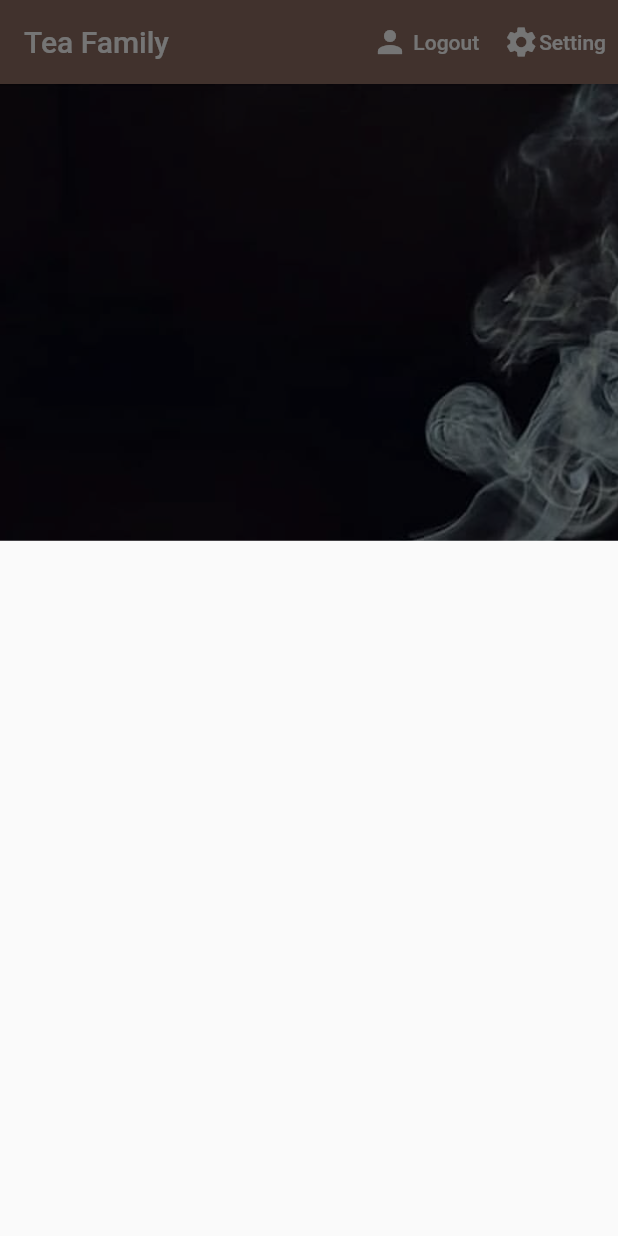
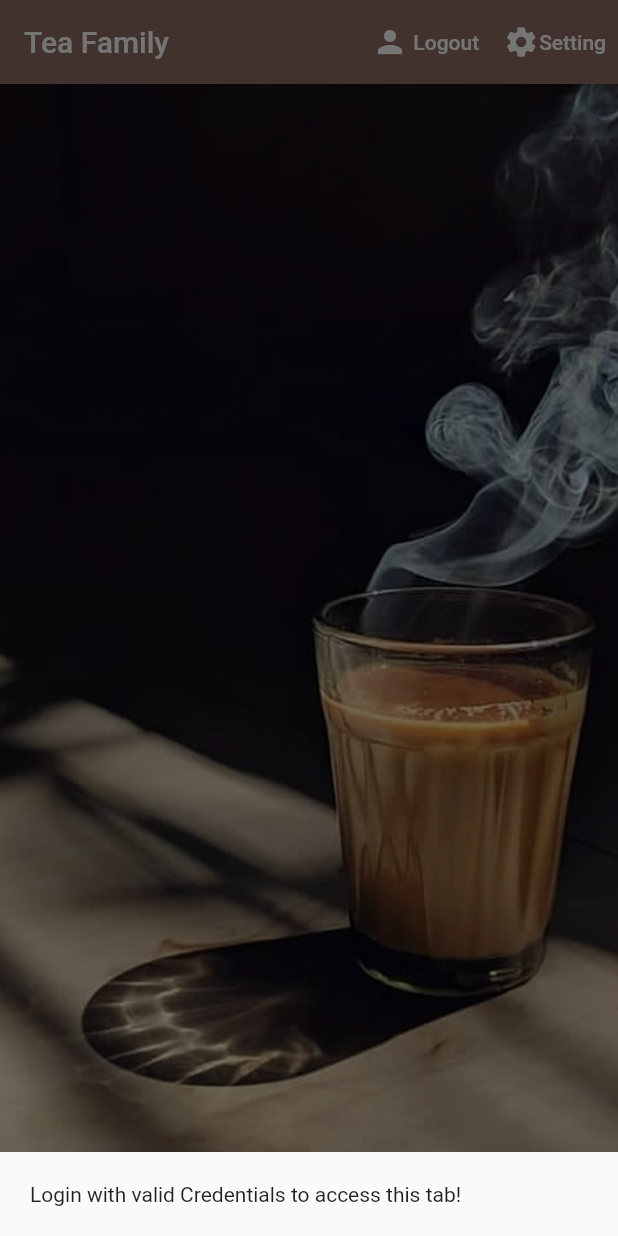
Before and after one commit to Drakunal/brew-crew, a Flutter app: the screen it shows once a user with an empty profile is signed in, after a tap on "Setting", on a phone screen of 412 x 824 dp. Run offline on Flutter 3.47's test engine with Material 2 defaults, Android fonts, the phone set to English and light mode, and no system bars; our stand-ins replace cloud_firestore, firebase_auth, firebase_core, flutter_spinkit; accounts and stored records are empty.

Commit message:
anonymous settings message done

```diff
--- a/lib/screens/home/settings_form.dart
+++ b/lib/screens/home/settings_form.dart
@@ -106,7 +106,9 @@ class _UserSettingsState extends State<UserSettings> {
               ),
             );
           } else {
-            return Container();
+            return Container(
+              child: Text("Login with valid Credentials to access this tab!"),
+            );
             // return Form(
             //   key: _formKey,
             //   child: Column(
```
